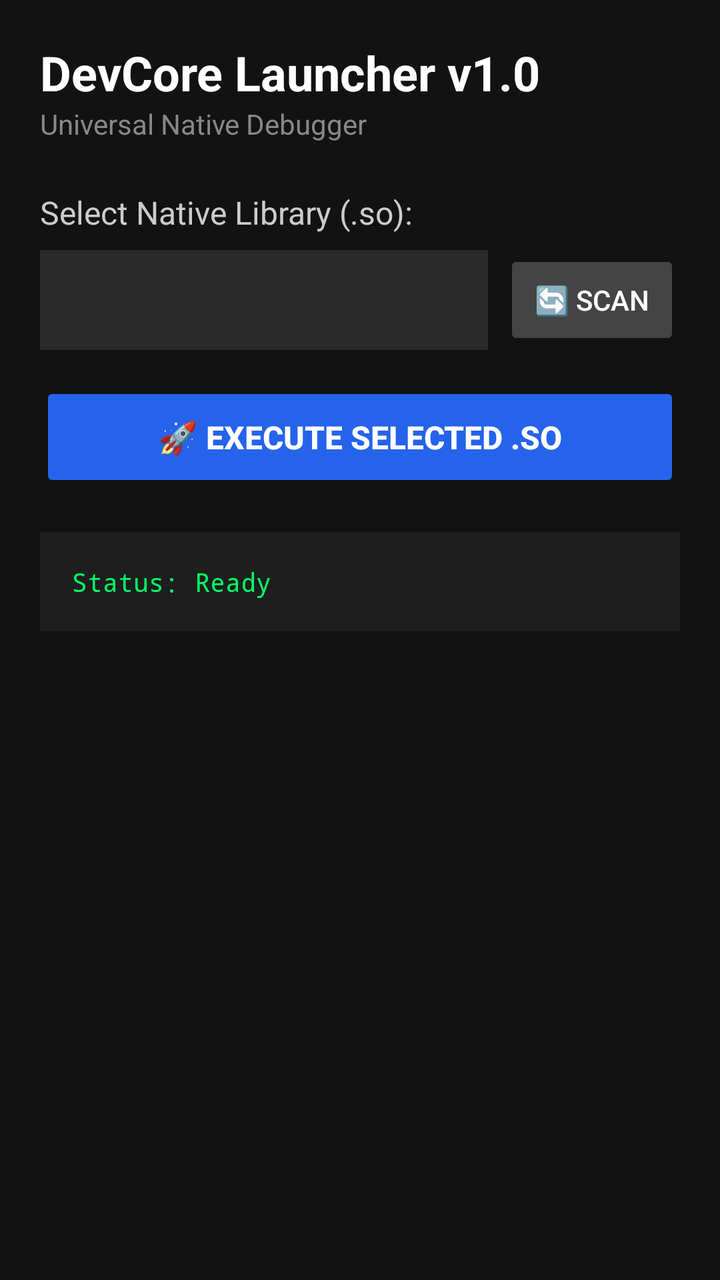
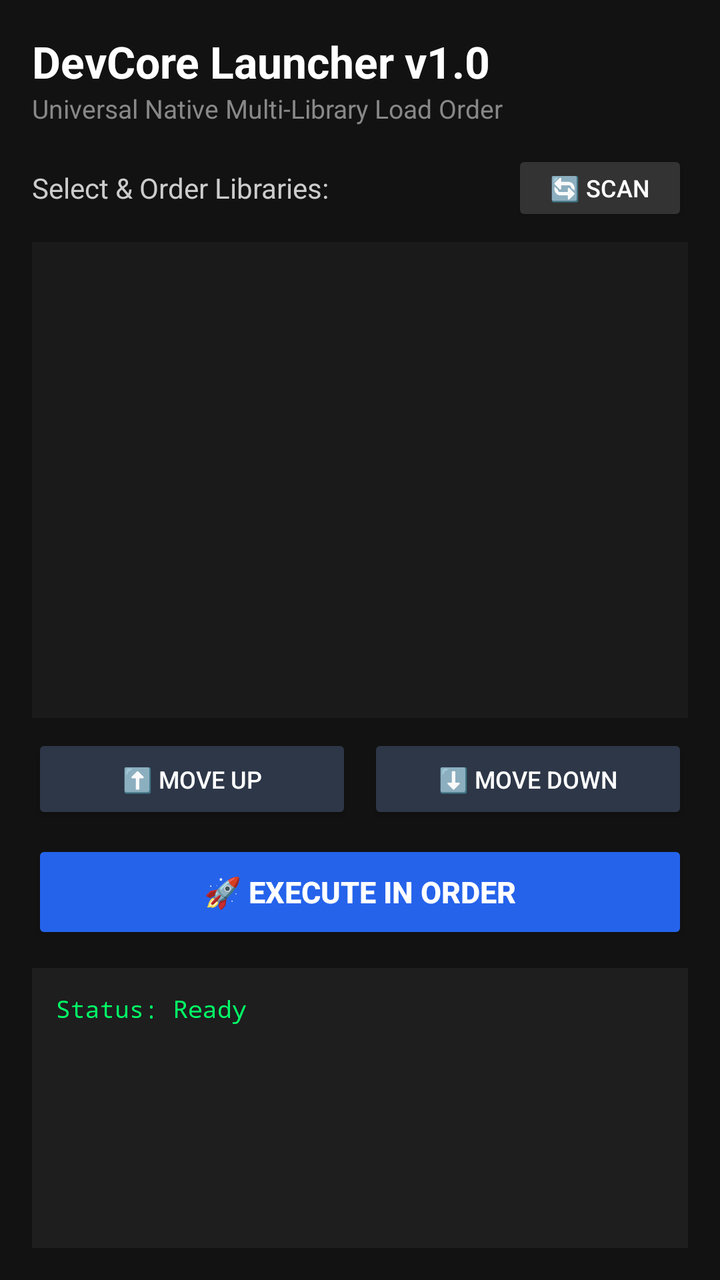

Compare the two renders of this Android layout. The source of the first and the diff that turns it into the second are given below.
<!-- AndroidManifest.xml: application theme Theme.AppCompat.DayNight.NoActionBar -->
<!-- res/layout/activity_main.xml -->
<?xml version="1.0" encoding="utf-8"?>
<LinearLayout xmlns:android="http://schemas.android.com/apk/res/android"
    android:layout_width="match_parent"
    android:layout_height="match_parent"
    android:orientation="vertical"
    android:padding="20dp"
    android:background="#121212">

    <TextView
        android:layout_width="wrap_content"
        android:layout_height="wrap_content"
        android:text="DevCore Launcher v1.0"
        android:textColor="#FFFFFF"
        android:textSize="24sp"
        android:textStyle="bold" />

    <TextView
        android:layout_width="wrap_content"
        android:layout_height="wrap_content"
        android:text="Universal Native Debugger"
        android:textColor="#888888"
        android:textSize="14sp"
        android:layout_marginBottom="24dp" />

    <TextView
        android:layout_width="wrap_content"
        android:layout_height="wrap_content"
        android:text="Select Native Library (.so):"
        android:textColor="#CCCCCC"
        android:textSize="16sp"
        android:layout_marginBottom="8dp" />

    <LinearLayout
        android:layout_width="match_parent"
        android:layout_height="wrap_content"
        android:orientation="horizontal"
        android:layout_marginBottom="16dp">

        <Spinner
            android:id="@+id/spinnerLibraries"
            android:layout_width="0dp"
            android:layout_height="50dp"
            android:layout_weight="1"
            android:background="#2A2A2A"
            android:padding="8dp" />

        <Button
            android:id="@+id/btnRefresh"
            android:layout_width="wrap_content"
            android:layout_height="50dp"
            android:text="🔄 SCAN"
            android:layout_marginStart="8dp"
            android:backgroundTint="#444444"
            android:textColor="#FFFFFF" />
    </LinearLayout>

    <Button
        android:id="@+id/btnExecute"
        android:layout_width="match_parent"
        android:layout_height="55dp"
        android:text="🚀 EXECUTE SELECTED .SO"
        android:textStyle="bold"
        android:textSize="16sp"
        android:backgroundTint="#2563EB"
        android:textColor="#FFFFFF"
        android:layout_marginBottom="20dp" />

    <TextView
        android:id="@+id/txtStatus"
        android:layout_width="match_parent"
        android:layout_height="wrap_content"
        android:background="#1E1E1E"
        android:padding="16dp"
        android:textColor="#00FF66"
        android:fontFamily="monospace"
        android:textSize="13sp"
        android:text="Status: Ready" />

</LinearLayout>
<!-- resources referenced by this layout -->
<resources>

</resources>

<!-- the commit's change to res/layout/activity_main.xml (unified diff, before → after) -->
@@ -3,7 +3,7 @@
     android:layout_width="match_parent"
     android:layout_height="match_parent"
     android:orientation="vertical"
-    android:padding="20dp"
+    android:padding="16dp"
     android:background="#121212">
 
     <TextView
@@ -11,69 +11,108 @@
         android:layout_height="wrap_content"
         android:text="DevCore Launcher v1.0"
         android:textColor="#FFFFFF"
-        android:textSize="24sp"
+        android:textSize="22sp"
         android:textStyle="bold" />
 
     <TextView
         android:layout_width="wrap_content"
         android:layout_height="wrap_content"
-        android:text="Universal Native Debugger"
+        android:text="Universal Native Multi-Library Load Order"
         android:textColor="#888888"
-        android:textSize="14sp"
-        android:layout_marginBottom="24dp" />
+        android:textSize="13sp"
+        android:layout_marginBottom="12dp" />
 
-    <TextView
-        android:layout_width="wrap_content"
+    <LinearLayout
+        android:layout_width="match_parent"
         android:layout_height="wrap_content"
-        android:text="Select Native Library (.so):"
-        android:textColor="#CCCCCC"
-        android:textSize="16sp"
+        android:orientation="horizontal"
+        android:gravity="center_vertical"
+        android:layout_marginBottom="8dp">
+
+        <TextView
+            android:layout_width="0dp"
+            android:layout_height="wrap_content"
+            android:layout_weight="1"
+            android:text="Select &amp; Order Libraries:"
+            android:textColor="#CCCCCC"
+            android:textSize="14sp" />
+
+        <Button
+            android:id="@+id/btnRefresh"
+            android:layout_width="wrap_content"
+            android:layout_height="38dp"
+            android:text="🔄 SCAN"
+            android:textSize="12sp"
+            android:backgroundTint="#333333"
+            android:textColor="#FFFFFF" />
+    </LinearLayout>
+
+    
+    <ListView
+        android:id="@+id/listViewLibraries"
+        android:layout_width="match_parent"
+        android:layout_height="0dp"
+        android:layout_weight="1"
+        android:background="#1A1A1A"
+        android:divider="#333333"
+        android:dividerHeight="1dp"
+        android:padding="4dp"
         android:layout_marginBottom="8dp" />
 
     <LinearLayout
         android:layout_width="match_parent"
         android:layout_height="wrap_content"
         android:orientation="horizontal"
-        android:layout_marginBottom="16dp">
-
-        <Spinner
-            android:id="@+id/spinnerLibraries"
-            android:layout_width="0dp"
-            android:layout_height="50dp"
-            android:layout_weight="1"
-            android:background="#2A2A2A"
-            android:padding="8dp" />
+        android:layout_marginBottom="8dp">
 
         <Button
-            android:id="@+id/btnRefresh"
-            android:layout_width="wrap_content"
-            android:layout_height="50dp"
-            android:text="🔄 SCAN"
-            android:layout_marginStart="8dp"
-            android:backgroundTint="#444444"
-            android:textColor="#FFFFFF" />
+            android:id="@+id/btnMoveUp"
+            android:layout_width="0dp"
+            android:layout_height="45dp"
+            android:layout_weight="1"
+            android:text="⬆️ Move Up"
+            android:textSize="12sp"
+            android:backgroundTint="#2D3748"
+            android:textColor="#FFFFFF"
+            android:layout_marginEnd="4dp" />
+
+        <Button
+            android:id="@+id/btnMoveDown"
+            android:layout_width="0dp"
+            android:layout_height="45dp"
+            android:layout_weight="1"
+            android:text="⬇️ Move Down"
+            android:textSize="12sp"
+            android:backgroundTint="#2D3748"
+            android:textColor="#FFFFFF"
+            android:layout_marginStart="4dp" />
     </LinearLayout>
 
     <Button
         android:id="@+id/btnExecute"
         android:layout_width="match_parent"
-        android:layout_height="55dp"
-        android:text="🚀 EXECUTE SELECTED .SO"
+        android:layout_height="52dp"
+        android:text="🚀 EXECUTE IN ORDER"
         android:textStyle="bold"
-        android:textSize="16sp"
+        android:textSize="15sp"
         android:backgroundTint="#2563EB"
         android:textColor="#FFFFFF"
-        android:layout_marginBottom="20dp" />
+        android:layout_marginBottom="12dp" />
 
-    <TextView
-        android:id="@+id/txtStatus"
+    <ScrollView
         android:layout_width="match_parent"
-        android:layout_height="wrap_content"
-        android:background="#1E1E1E"
-        android:padding="16dp"
-        android:textColor="#00FF66"
-        android:fontFamily="monospace"
-        android:textSize="13sp"
-        android:text="Status: Ready" />
+        android:layout_height="140dp"
+        android:background="#1E1E1E">
+
+        <TextView
+            android:id="@+id/txtStatus"
+            android:layout_width="match_parent"
+            android:layout_height="wrap_content"
+            android:padding="12dp"
+            android:textColor="#00FF66"
+            android:fontFamily="monospace"
+            android:textSize="12sp"
+            android:text="Status: Ready" />
+    </ScrollView>
 
 </LinearLayout>
